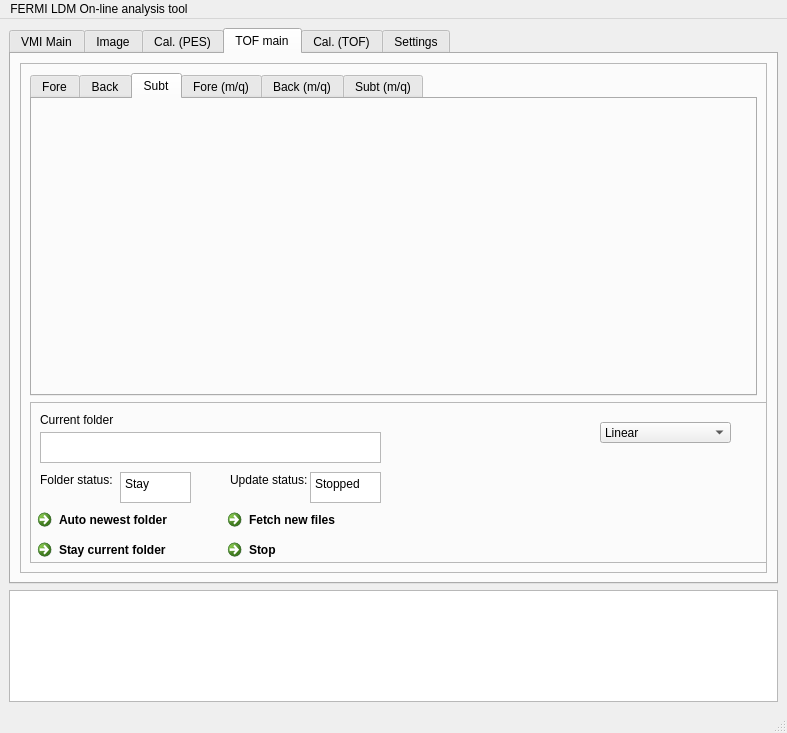
First picture: the form in gui_scripts/files_to_build_gui/layout_form.ui, repository a-ngai/SolvatedElectronsBeamtime, before the edit.
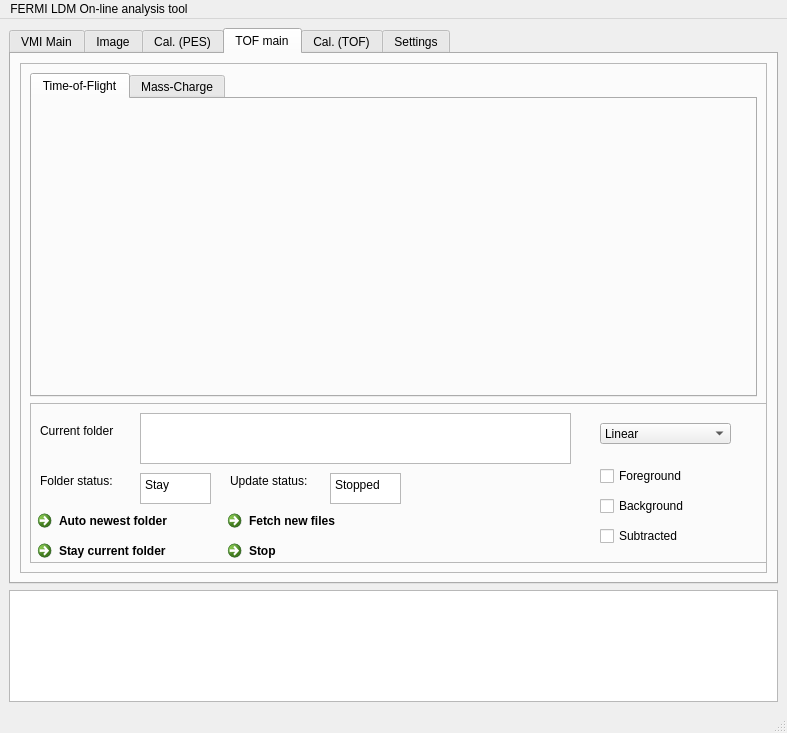
Second picture: the form after the edit. The open tabs and pages were chosen to show the change.

Commit message:
Shift tab graphs into checkboxes
Instead of having 6 panels in the main TOF panel (TOF fore, TOF back,
TOF subt, m/q fore, m/q back, m/q subt), only have two panels, and the
fore/back/subt lines can be toggled on and off. Similar to the main VMI
tab with the PES/beta lines.

Patch:
```diff
--- a/gui_scripts/files_to_build_gui/layout_form.ui
+++ b/gui_scripts/files_to_build_gui/layout_form.ui
@@ -1497,11 +1497,11 @@
           <property name="frameShadow">
            <enum>QFrame::Shadow::Raised</enum>
           </property>
-          <layout class="QVBoxLayout" name="verticalLayout_4" stretch="10,5">
+          <layout class="QVBoxLayout" name="verticalLayout_4" stretch="0,0">
            <item>
             <widget class="QTabWidget" name="tabWidget_3">
              <property name="currentIndex">
-              <number>2</number>
+              <number>0</number>
              </property>
              <widget class="QWidget" name="tab_9">
               <property name="sizePolicy">
@@ -1514,7 +1514,7 @@
                <bool>false</bool>
               </property>
               <attribute name="title">
-               <string>Fore</string>
+               <string>Time-of-Flight</string>
               </attribute>
               <layout class="QGridLayout" name="gridLayout_20">
                <item row="0" column="0">
@@ -1530,75 +1530,11 @@
                </sizepolicy>
               </property>
               <attribute name="title">
-               <string>Back</string>
-              </attribute>
-              <layout class="QGridLayout" name="gridLayout_21">
-               <item row="0" column="0">
-                <layout class="QGridLayout" name="tof_back"/>
-               </item>
-              </layout>
-             </widget>
-             <widget class="QWidget" name="tab_12">
-              <property name="sizePolicy">
-               <sizepolicy hsizetype="Expanding" vsizetype="Expanding">
-                <horstretch>0</horstretch>
-                <verstretch>0</verstretch>
-               </sizepolicy>
-              </property>
-              <attribute name="title">
-               <string>Subt</string>
-              </attribute>
-              <layout class="QGridLayout" name="gridLayout_22">
-               <item row="0" column="0">
-                <layout class="QGridLayout" name="tof_subt"/>
-               </item>
-              </layout>
-             </widget>
-             <widget class="QWidget" name="tab_2">
-              <property name="sizePolicy">
-               <sizepolicy hsizetype="Expanding" vsizetype="Expanding">
-                <horstretch>0</horstretch>
-                <verstretch>0</verstretch>
-               </sizepolicy>
-              </property>
-              <attribute name="title">
-               <string>Fore (m/q)</string>
+               <string>Mass-Charge</string>
               </attribute>
               <layout class="QGridLayout" name="gridLayout">
                <item row="0" column="0">
-                <layout class="QGridLayout" name="mq_fore"/>
-               </item>
-              </layout>
-             </widget>
-             <widget class="QWidget" name="tab_3">
-              <property name="sizePolicy">
-               <sizepolicy hsizetype="Expanding" vsizetype="Expanding">
-                <horstretch>0</horstretch>
-                <verstretch>0</verstretch>
-               </sizepolicy>
-              </property>
-              <attribute name="title">
-               <string>Back (m/q)</string>
-              </attribute>
-              <layout class="QGridLayout" name="gridLayout_2">
-               <item row="0" column="0">
-                <layout class="QGridLayout" name="mq_back"/>
-               </item>
-              </layout>
-             </widget>
-             <widget class="QWidget" name="tab">
-              <property name="sizePolicy">
-               <sizepolicy hsizetype="Expanding" vsizetype="Expanding">
-                <horstretch>0</horstretch>
-                <verstretch>0</verstretch>
-               </sizepolicy>
-              </property>
-              <attribute name="title">
-               <string>Subt (m/q)</string>
-              </attribute>
-              <layout class="QGridLayout" name="gridLayout_3">
-               <item row="0" column="0">
-                <layout class="QGridLayout" name="mq_subt"/>
+                <layout class="QGridLayout" name="tofmain_mq"/>
                </item>
               </layout>
              </widget>
@@ -1659,7 +1595,7 @@
              <widget class="QTextBrowser" name="test_display_folder_status_2">
               <property name="geometry">
                <rect>
-                <x>90</x>
+                <x>110</x>
                 <y>70</y>
                 <width>71</width>
                 <height>31</height>
@@ -1705,7 +1641,7 @@
              <widget class="QTextBrowser" name="text_display_update_status_2">
               <property name="geometry">
                <rect>
-                <x>280</x>
+                <x>300</x>
                 <y>70</y>
                 <width>71</width>
                 <height>31</height>
@@ -1738,10 +1674,10 @@
              <widget class="QTextEdit" name="text_edit_current_folder_2">
               <property name="geometry">
                <rect>
-                <x>10</x>
-                <y>30</y>
-                <width>341</width>
-                <height>31</height>
+                <x>110</x>
+                <y>10</y>
+                <width>431</width>
+                <height>51</height>
                </rect>
               </property>
              </widget>
@@ -1782,8 +1718,8 @@
               <property name="geometry">
                <rect>
                 <x>10</x>
-                <y>10</y>
-                <width>81</width>
+                <y>20</y>
+                <width>121</width>
                 <height>16</height>
                </rect>
               </property>
@@ -1791,6 +1727,45 @@
                <string>Current folder</string>
               </property>
              </widget>
+             <widget class="QCheckBox" name="box_tof_fore">
+              <property name="geometry">
+               <rect>
+                <x>570</x>
+                <y>60</y>
+                <width>121</width>
+                <height>26</height>
+               </rect>
+              </property>
+              <property name="text">
+               <string>Foreground</string>
+              </property>
+             </widget>
+             <widget class="QCheckBox" name="box_tof_back">
+              <property name="geometry">
+               <rect>
+                <x>570</x>
+                <y>90</y>
+                <width>121</width>
+                <height>26</height>
+               </rect>
+              </property>
+              <property name="text">
+               <string>Background</string>
+              </property>
+             </widget>
+             <widget class="QCheckBox" name="box_tof_subt">
+              <property name="geometry">
+               <rect>
+                <x>570</x>
+                <y>120</y>
+                <width>121</width>
+                <height>26</height>
+               </rect>
+              </property>
+              <property name="text">
+               <string>Subtracted</string>
+              </property>
+             </widget>
             </widget>
            </item>
           </layout>
```
Left out of the diff: 160 changed lines with no effect on the pictures. The commit also changes 4 other files.
